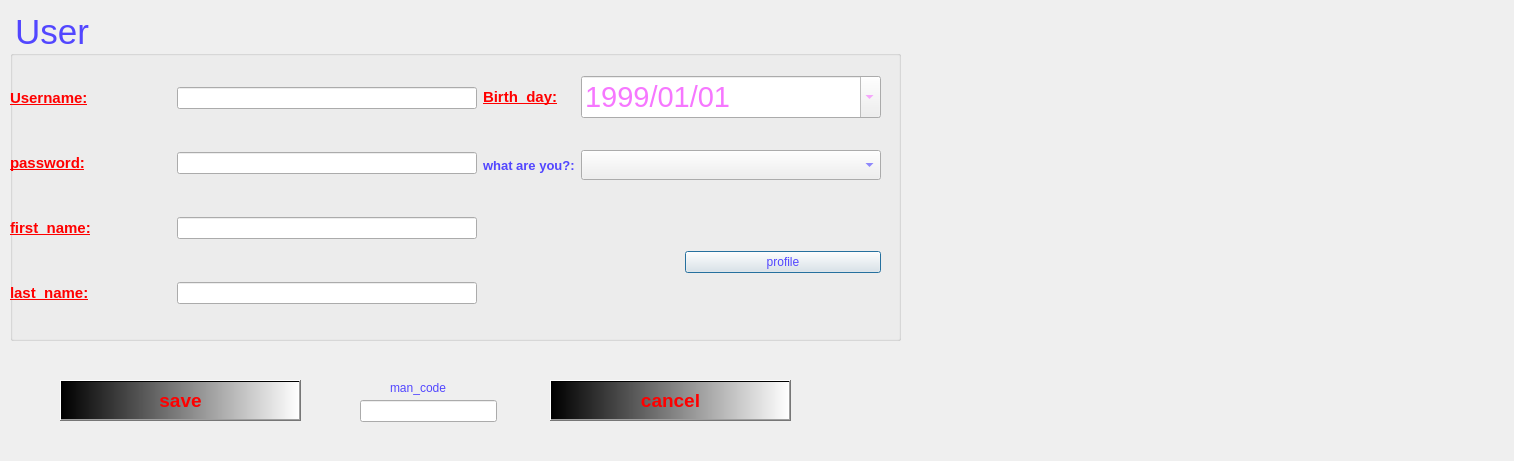
Above: reg.ui from mjalali/AP_project before the change. Below: the same form after it.
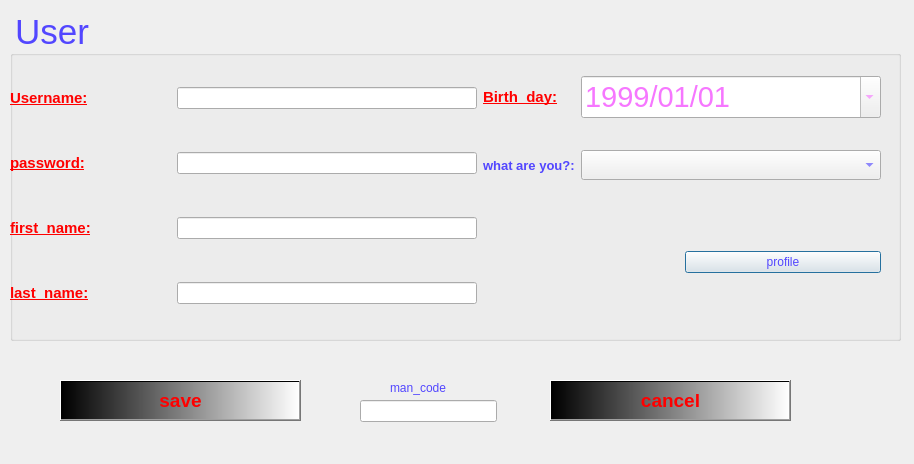
That is the form after the change.

The edit to the form file:
```diff
--- a/reg.ui
+++ b/reg.ui
@@ -6,8 +6,8 @@
    <rect>
     <x>0</x>
     <y>0</y>
-    <width>1514</width>
-    <height>461</height>
+    <width>914</width>
+    <height>464</height>
    </rect>
   </property>
   <property name="windowTitle">
@@ -392,7 +392,7 @@
     <string>man_code</string>
    </property>
   </widget>
-  <widget class="QWidget" name="">
+  <widget class="QWidget" name="layoutWidget">
    <property name="geometry">
     <rect>
      <x>0</x>
```
Left out of the diff: 18 changed lines with no effect on the pictures.
